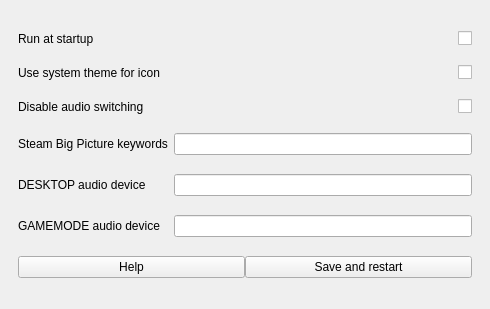
Qt form src/ui/design.ui (Odizinne/bigpicturetv) before a commit.
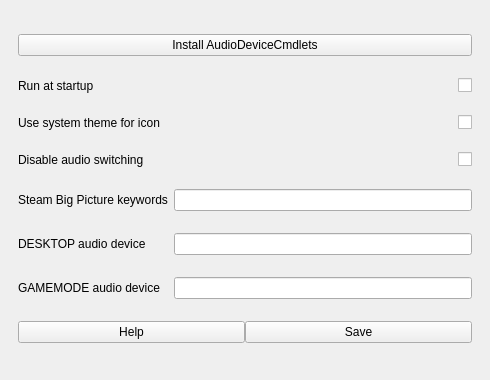
The same form after that commit.

Commit message: added install button for audiodevicecmdlets, removed restart needs

The edit to the form file:
```diff
--- a/src/ui/design.ui
+++ b/src/ui/design.ui
@@ -7,7 +7,7 @@
     <x>0</x>
     <y>0</y>
     <width>490</width>
-    <height>309</height>
+    <height>380</height>
    </rect>
   </property>
   <property name="sizePolicy">
@@ -24,8 +24,18 @@
     <item row="0" column="0">
      <widget class="QFrame" name="gridFrame">
       <layout class="QGridLayout" name="gridLayout">
-       <item row="0" column="1">
-        <widget class="QCheckBox" name="startupCheckBox">
+       <item row="6" column="1">
+        <widget class="QLineEdit" name="gamemodeEntry"/>
+       </item>
+       <item row="3" column="0">
+        <widget class="QLabel" name="label_6">
+         <property name="text">
+          <string>Disable audio switching</string>
+         </property>
+        </widget>
+       </item>
+       <item row="3" column="1">
+        <widget class="QCheckBox" name="disableAudioCheckbox">
          <property name="layoutDirection">
           <enum>Qt::RightToLeft</enum>
          </property>
@@ -34,14 +44,58 @@
          </property>
         </widget>
        </item>
-       <item row="0" column="0">
+       <item row="4" column="0">
+        <widget class="QLabel" name="label">
+         <property name="autoFillBackground">
+          <bool>false</bool>
+         </property>
+         <property name="text">
+          <string>Steam Big Picture keywords</string>
+         </property>
+        </widget>
+       </item>
+       <item row="1" column="0">
         <widget class="QLabel" name="label_5">
          <property name="text">
           <string>Run at startup</string>
          </property>
         </widget>
        </item>
-       <item row="6" column="0" colspan="2">
+       <item row="6" column="0">
+        <widget class="QLabel" name="label_3">
+         <property name="text">
+          <string>GAMEMODE audio device</string>
+         </property>
+        </widget>
+       </item>
+       <item row="5" column="0">
+        <widget class="QLabel" name="label_2">
+         <property name="text">
+          <string>DESKTOP audio device</string>
+         </property>
+        </widget>
+       </item>
+       <item row="1" column="1">
+        <widget class="QCheckBox" name="startupCheckBox">
+         <property name="layoutDirection">
+          <enum>Qt::RightToLeft</enum>
+         </property>
+         <property name="text">
+          <string/>
+         </property>
+        </widget>
+       </item>
+       <item row="2" column="1">
+        <widget class="QCheckBox" name="systemThemeBox">
+         <property name="layoutDirection">
+          <enum>Qt::RightToLeft</enum>
+         </property>
+         <property name="text">
+          <string/>
+         </property>
+        </widget>
+       </item>
+       <item row="7" column="0" colspan="2">
         <widget class="QFrame" name="buttonsFrame">
          <property name="sizePolicy">
           <sizepolicy hsizetype="Preferred" vsizetype="Fixed">
@@ -68,7 +122,7 @@
           <item row="0" column="1">
            <widget class="QPushButton" name="saveButton">
             <property name="text">
-             <string>Save and restart</string>
+             <string>Save</string>
             </property>
            </widget>
           </item>
@@ -82,70 +136,23 @@
          </layout>
         </widget>
        </item>
-       <item row="1" column="0">
+       <item row="2" column="0">
         <widget class="QLabel" name="label_4">
          <property name="text">
           <string>Use system theme for icon</string>
          </property>
         </widget>
        </item>
-       <item row="4" column="1">
-        <widget class="QLineEdit" name="desktopEntry"/>
-       </item>
-       <item row="3" column="0">
-        <widget class="QLabel" name="label">
-         <property name="autoFillBackground">
-          <bool>false</bool>
-         </property>
-         <property name="text">
-          <string>Steam Big Picture keywords</string>
-         </property>
-        </widget>
-       </item>
        <item row="5" column="1">
-        <widget class="QLineEdit" name="gamemodeEntry"/>
+        <widget class="QLineEdit" name="desktopEntry"/>
        </item>
-       <item row="5" column="0">
-        <widget class="QLabel" name="label_3">
-         <property name="text">
-          <string>GAMEMODE audio device</string>
-         </property>
-        </widget>
-       </item>
-       <item row="4" column="0">
-        <widget class="QLabel" name="label_2">
-         <property name="text">
-          <string>DESKTOP audio device</string>
-         </property>
-        </widget>
-       </item>
-       <item row="3" column="1">
+       <item row="4" column="1">
         <widget class="QLineEdit" name="steamEntry"/>
        </item>
-       <item row="1" column="1">
-        <widget class="QCheckBox" name="systemThemeBox">
-         <property name="layoutDirection">
-          <enum>Qt::RightToLeft</enum>
-         </property>
+       <item row="0" column="0" colspan="2">
+        <widget class="QPushButton" name="audioInstallButton">
          <property name="text">
-          <string/>
-         </property>
-        </widget>
-       </item>
-       <item row="2" column="1">
-        <widget class="QCheckBox" name="disableAudioCheckbox">
-         <property name="layoutDirection">
-          <enum>Qt::RightToLeft</enum>
-         </property>
-         <property name="text">
-          <string/>
-         </property>
-        </widget>
-       </item>
-       <item row="2" column="0">
-        <widget class="QLabel" name="label_6">
-         <property name="text">
-          <string>Disable audio switching</string>
+          <string>Install AudioDeviceCmdlets</string>
          </property>
         </widget>
        </item>
```
The commit also changes 2 other files.
